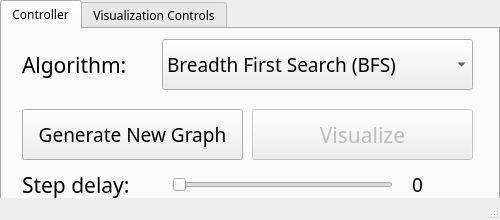
Old version of the form assets/console.ui in the repository LittleAksMax/graph-generator.
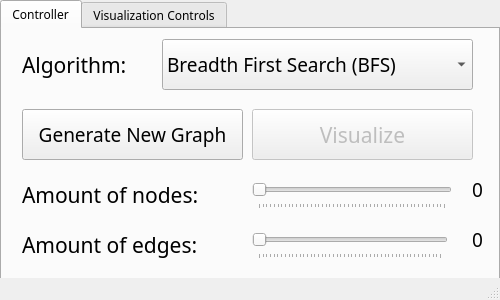
New version of the form.

Commit message: Perfected Console, added functionality added all the files needed

```diff
--- a/assets/console.ui
+++ b/assets/console.ui
@@ -7,9 +7,21 @@
     <x>0</x>
     <y>0</y>
     <width>500</width>
-    <height>220</height>
+    <height>300</height>
    </rect>
   </property>
+  <property name="minimumSize">
+   <size>
+    <width>500</width>
+    <height>300</height>
+   </size>
+  </property>
+  <property name="maximumSize">
+   <size>
+    <width>500</width>
+    <height>300</height>
+   </size>
+  </property>
   <property name="font">
    <font>
     <family>Fira Mono</family>
@@ -28,19 +40,19 @@
       <x>0</x>
       <y>0</y>
       <width>500</width>
-      <height>220</height>
+      <height>300</height>
      </rect>
     </property>
     <property name="minimumSize">
      <size>
       <width>500</width>
-      <height>220</height>
+      <height>300</height>
      </size>
     </property>
     <property name="maximumSize">
      <size>
       <width>500</width>
-      <height>220</height>
+      <height>300</height>
      </size>
     </property>
     <property name="currentIndex">
@@ -54,8 +66,8 @@
       <property name="geometry">
        <rect>
         <x>20</x>
-        <y>140</y>
-        <width>141</width>
+        <y>150</y>
+        <width>211</width>
         <height>31</height>
        </rect>
       </property>
@@ -66,7 +78,7 @@
        </font>
       </property>
       <property name="text">
-       <string>Step delay:</string>
+       <string>Amount of nodes:</string>
       </property>
      </widget>
      <widget class="QPushButton" name="visualizeBtn">
@@ -94,15 +106,24 @@
      <widget class="QSlider" name="speedSldr">
       <property name="geometry">
        <rect>
-        <x>170</x>
-        <y>140</y>
-        <width>221</width>
-        <height>31</height>
+        <x>250</x>
+        <y>150</y>
+        <width>200</width>
+        <height>30</height>
        </rect>
       </property>
+      <property name="maximum">
+       <number>50</number>
+      </property>
       <property name="orientation">
        <enum>Qt::Horizontal</enum>
       </property>
+      <property name="tickPosition">
+       <enum>QSlider::TicksBelow</enum>
+      </property>
+      <property name="tickInterval">
+       <number>1</number>
+      </property>
      </widget>
      <widget class="QComboBox" name="comboBox">
       <property name="geometry">
@@ -181,10 +202,69 @@
      <widget class="QLabel" name="stepDelayValueLbl">
       <property name="geometry">
        <rect>
-        <x>410</x>
+        <x>470</x>
         <y>140</y>
-        <width>31</width>
+        <width>21</width>
+        <height>41</height>
+       </rect>
+      </property>
+      <property name="font">
+       <font>
+        <pointsize>14</pointsize>
+       </font>
+      </property>
+      <property name="text">
+       <string>0</string>
+      </property>
+     </widget>
+     <widget class="QLabel" name="edgeCountLbl">
+      <property name="geometry">
+       <rect>
+        <x>20</x>
+        <y>200</y>
+        <width>211</width>
         <height>31</height>
+       </rect>
+      </property>
+      <property name="font">
+       <font>
+        <family>Fira Mono</family>
+        <pointsize>16</pointsize>
+       </font>
+      </property>
+      <property name="text">
+       <string>Amount of edges:</string>
+      </property>
+     </widget>
+     <widget class="QSlider" name="edgeSldr">
+      <property name="geometry">
+       <rect>
+        <x>250</x>
+        <y>200</y>
+        <width>196</width>
+        <height>30</height>
+       </rect>
+      </property>
+      <property name="maximum">
+       <number>49</number>
+      </property>
+      <property name="orientation">
+       <enum>Qt::Horizontal</enum>
+      </property>
+      <property name="tickPosition">
+       <enum>QSlider::TicksBelow</enum>
+      </property>
+      <property name="tickInterval">
+       <number>1</number>
+      </property>
+     </widget>
+     <widget class="QLabel" name="edgeCountValueLbl">
+      <property name="geometry">
+       <rect>
+        <x>470</x>
+        <y>190</y>
+        <width>21</width>
+        <height>41</height>
        </rect>
       </property>
       <property name="font">
```
Left out of the diff: 24 changed lines with no effect on the pictures. The commit also changes 14 other files.
